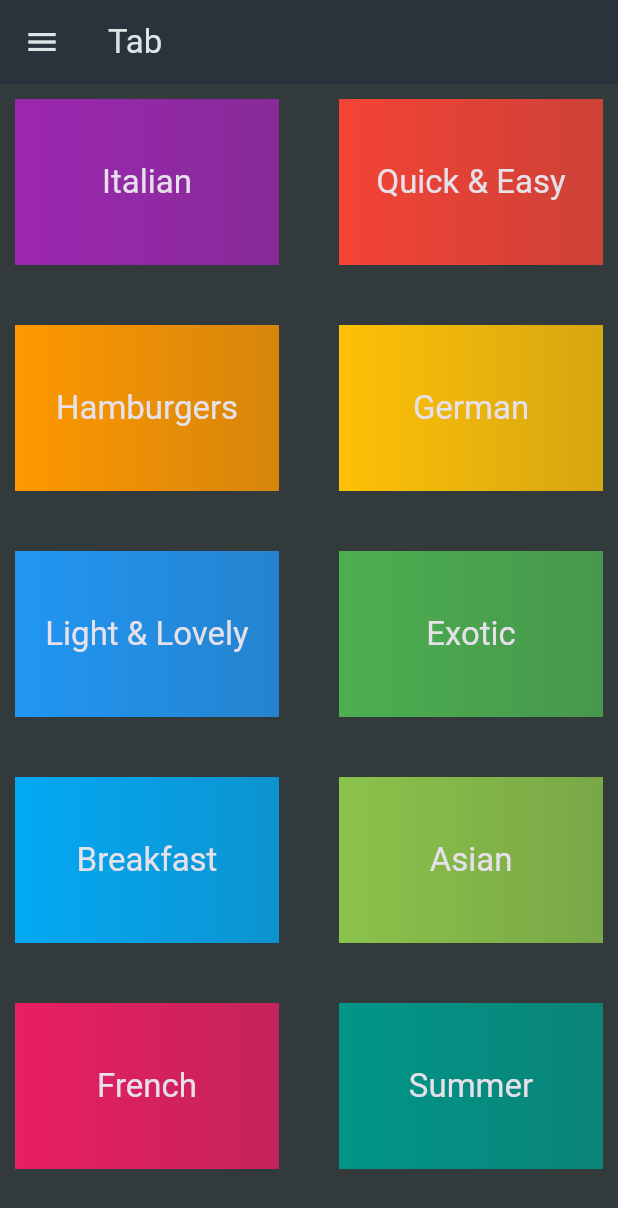
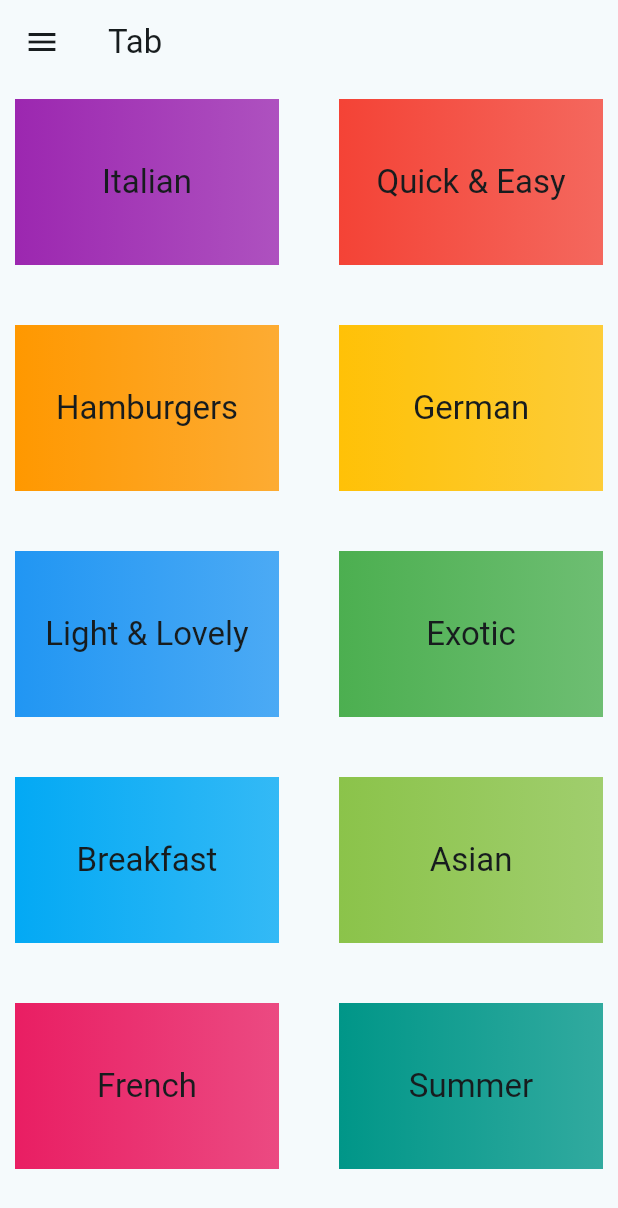
Before and after one commit to misheo/meals-app, a Flutter app: the screen it shows after launch, on a phone screen of 412 x 824 dp. Shown: the top 1208 px of the screen. Run offline on Flutter 3.47's test engine with Material 3 defaults, Android fonts, the phone set to English and light mode, and no system bars; our stand-ins replace google_fonts.

Commit message:
update the theme and the text style in gride item and adding google font package

```diff
--- a/lib/main.dart
+++ b/lib/main.dart
@@ -1,6 +1,13 @@
 import 'package:flutter/material.dart';
 import 'package:rev_2024/screens/tabs.dart';
-
+import 'package:google_fonts/google_fonts.dart';
+final theme = ThemeData(
+  useMaterial3: true,
+  colorScheme: ColorScheme.fromSeed(
+    seedColor: const Color.fromARGB(255, 147, 229, 250),
+  ) ,
+  textTheme: GoogleFonts.robotoTextTheme(),
+) ;
 void main() {
   runApp(const MyApp());
 }
@@ -12,14 +19,7 @@ class MyApp extends StatelessWidget {
   Widget build(BuildContext context) {
     return MaterialApp(
       title: 'Flutter Grocery',
-      theme: ThemeData.dark().copyWith(
-          useMaterial3: true,
-          colorScheme: ColorScheme.fromSeed(
-            seedColor: const Color.fromARGB(255, 147, 229, 250),
-            brightness: Brightness.dark,
-            surface: const Color.fromARGB(255, 42, 51, 59),
-          ),
-          scaffoldBackgroundColor: const Color.fromARGB(255, 50, 58, 60)),
+      theme: theme ,
       home: const  Tabs(),
     );
   }
--- a/lib/widgets/category_item.dart
+++ b/lib/widgets/category_item.dart
@@ -1,30 +1,27 @@
 import 'package:flutter/material.dart';
 import 'package:rev_2024/Modules/category.dart';
+
 class CategoryItem extends StatelessWidget {
-  const CategoryItem({super.key , required this.category  });
+  const CategoryItem({super.key, required this.category});
   final Category category;
-
-
 
   @override
   Widget build(BuildContext context) {
     return InkWell(
-      onTap: (){},
+        onTap: () {},
         splashFactory: Theme.of(context).splashFactory,
         splashColor: Theme.of(context).splashColor,
-
         child: Container(
             margin: const EdgeInsets.all(10.0),
             decoration: BoxDecoration(
                 gradient: LinearGradient(
-            colors: [
-              category.color, category.color.withOpacity(0.8)
-            ]
-
-          )
+                    colors: [category.color, category.color.withOpacity(0.8)])),
+            child: Center(
+              child: Text(
+                category.title,
+                style: Theme.of(context).textTheme.titleLarge!.copyWith(
+                    color: Theme.of(context).colorScheme.onBackground),
               ),
-        child: Center(child: Text(category.title,style: Theme.of(context).textTheme.titleLarge,),)
-      )
-    );
+            )));
   }
 }
--- a/pubspec.yaml
+++ b/pubspec.yaml
@@ -37,6 +37,7 @@ dependencies:
   cupertino_icons: ^1.0.2
   http: ^1.1.0
   flutter_riverpod: ^2.4.9
+  google_fonts: ^6.1.0
 
 dev_dependencies:
   flutter_test:
```
Also changed, not shown: pubspec.lock, 1 other file. Lines whose indentation alone changed are shown as unchanged.
